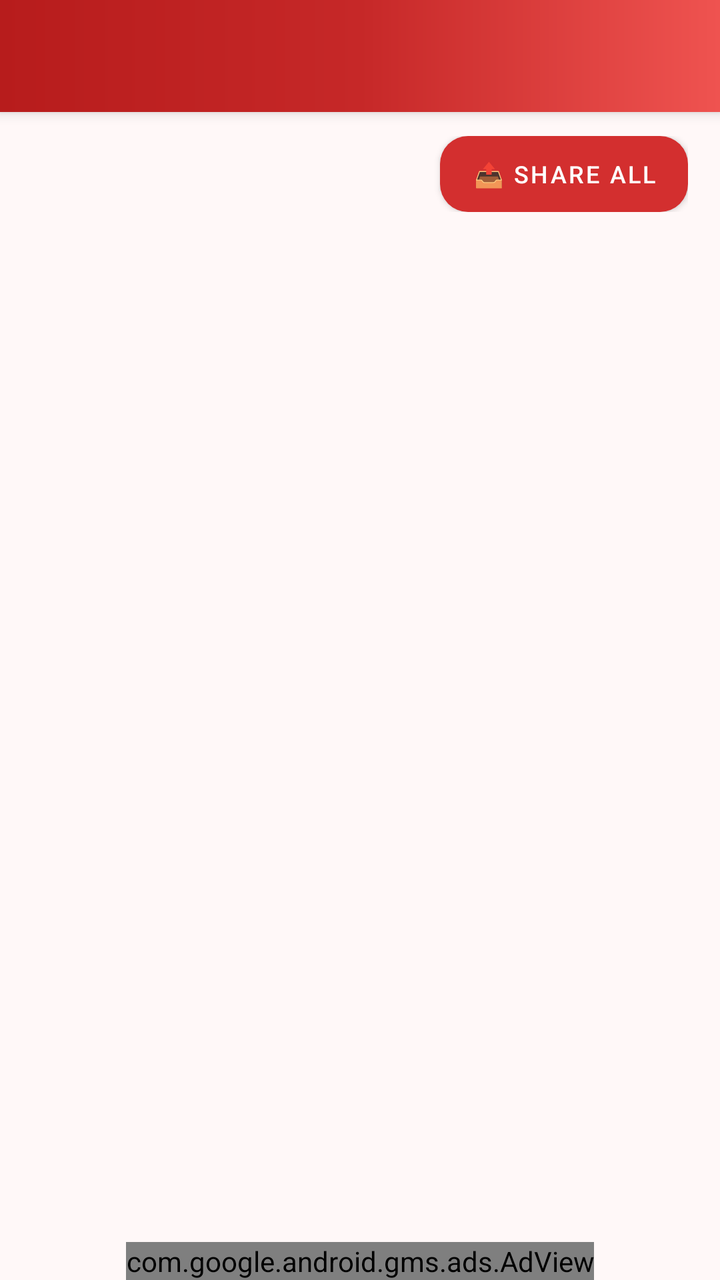
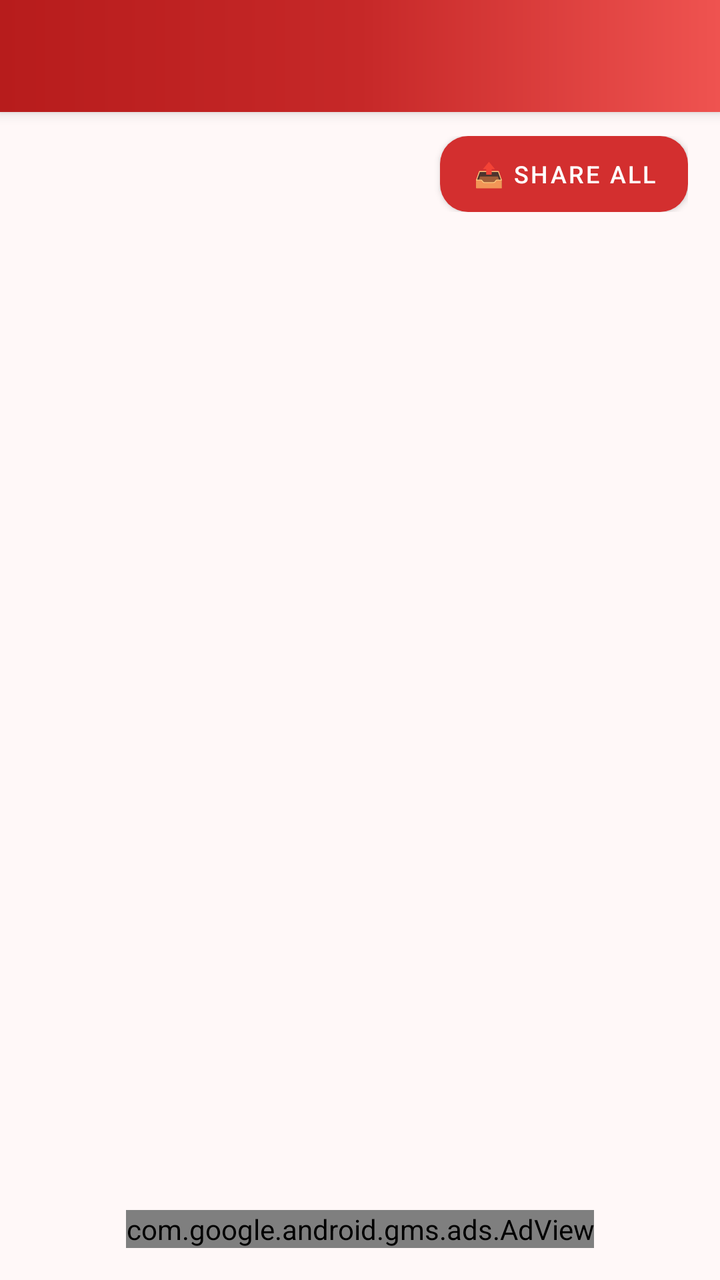

Two renders of the same Android screen: before a commit and after it. Below are the layout's source before the change and the commit's diff.
<!-- AndroidManifest.xml: application theme Theme.AITubeSEO -->
<!-- res/layout/activity_shorts_result.xml -->
<?xml version="1.0" encoding="utf-8"?>
<androidx.coordinatorlayout.widget.CoordinatorLayout
    xmlns:android="http://schemas.android.com/apk/res/android"
    xmlns:app="http://schemas.android.com/apk/res-auto"
    xmlns:ads="http://schemas.android.com/apk/res-auto"
    android:layout_width="match_parent"
    android:layout_height="match_parent"
    android:background="@color/background">

    <com.google.android.material.appbar.AppBarLayout
        android:layout_width="match_parent"
        android:layout_height="wrap_content"
        android:theme="@style/ThemeOverlay.MaterialComponents.Dark.ActionBar">
        <androidx.appcompat.widget.Toolbar
            android:id="@+id/toolbar"
            android:layout_width="match_parent"
            android:layout_height="?attr/actionBarSize"
            android:background="@drawable/shorts_toolbar_gradient"
            app:titleTextColor="#FFFFFF" />
    </com.google.android.material.appbar.AppBarLayout>

    <LinearLayout
        android:layout_width="match_parent"
        android:layout_height="match_parent"
        android:orientation="vertical"
        app:layout_behavior="@string/appbar_scrolling_view_behavior">

        
        <LinearLayout
            android:layout_width="match_parent"
            android:layout_height="wrap_content"
            android:orientation="horizontal"
            android:paddingHorizontal="16dp"
            android:paddingTop="12dp"
            android:paddingBottom="8dp"
            android:gravity="center_vertical">

            <TextView
                android:id="@+id/tvTopic"
                android:layout_width="0dp"
                android:layout_height="wrap_content"
                android:layout_weight="1"
                android:textSize="14sp"
                android:textColor="@color/primary_dark"
                android:textStyle="italic" />

            <com.google.android.material.button.MaterialButton
                android:id="@+id/btnShareAll"
                android:layout_width="wrap_content"
                android:layout_height="38dp"
                android:text="📤 Share All"
                android:textSize="12sp"
                android:textColor="#FFFFFF"
                android:background="@drawable/btn_red_gradient"
                app:cornerRadius="10dp"
                android:backgroundTint="@null" />
        </LinearLayout>

        <androidx.recyclerview.widget.RecyclerView
            android:id="@+id/recyclerTitles"
            android:layout_width="match_parent"
            android:layout_height="0dp"
            android:layout_weight="1"
            android:paddingHorizontal="16dp"
            android:paddingBottom="70dp"
            android:clipToPadding="false" />

    </LinearLayout>

    <com.google.android.gms.ads.AdView
        android:id="@+id/bannerAdView"
        android:layout_width="wrap_content"
        android:layout_height="wrap_content"
        android:layout_gravity="bottom|center_horizontal"
        ads:adSize="BANNER"
        ads:adUnitId="ca-app-pub-3940256099942544/6300978111" />

</androidx.coordinatorlayout.widget.CoordinatorLayout>
<!-- resources referenced by this layout -->
<resources>
  <color name="background">#FFF8F8</color>
  <color name="primary_dark">#B71C1C</color>
  <!-- drawable btn_red_gradient (drawable) -->
  <?xml version="1.0" encoding="utf-8"?>
  <selector xmlns:android="http://schemas.android.com/apk/res/android">
      <item android:state_pressed="true">
          <shape android:shape="rectangle">
              <gradient android:startColor="#B71C1C" android:endColor="#C62828" android:angle="135" />
              <corners android:radius="14dp" />
          </shape>
      </item>
      <item>
          <shape android:shape="rectangle">
              <gradient android:startColor="#C62828" android:endColor="#EF5350" android:angle="135" />
              <corners android:radius="14dp" />
          </shape>
      </item>
  </selector>
  <!-- drawable shorts_toolbar_gradient (drawable) -->
  <?xml version="1.0" encoding="utf-8"?>
  <shape xmlns:android="http://schemas.android.com/apk/res/android">
      <gradient
          android:startColor="#B71C1C"
          android:centerColor="#C62828"
          android:endColor="#EF5350"
          android:angle="0"
          android:type="linear" />
  </shape>
  <style name="Theme.AITubeSEO" parent="Theme.MaterialComponents.DayNight.NoActionBar">
          <item name="colorPrimary">@color/primary</item>
          <item name="colorPrimaryVariant">@color/primary_dark</item>
          <item name="colorSecondary">@color/accent</item>
          <item name="colorSecondaryVariant">@color/accent_dark</item>
          <item name="colorSurface">@color/surface</item>
          <item name="android:colorBackground">@color/background</item>
          <item name="colorError">@color/error</item>
          <item name="colorOnPrimary">@color/white</item>
          <item name="colorOnSecondary">@color/white</item>
          <item name="colorOnSurface">@color/text_primary</item>
          <item name="colorOnBackground">@color/text_primary</item>
          <item name="android:statusBarColor">@color/primary_dark</item>
          <item name="android:navigationBarColor">@color/primary_dark</item>
      </style>
  <color name="primary">#D32F2F</color>
  <color name="accent">#FF1744</color>
  <color name="accent_dark">#D50000</color>
  <color name="surface">#FFFFFF</color>
  <color name="error">#B71C1C</color>
  <color name="white">#FFFFFF</color>
  <color name="text_primary">#1A1A1A</color>
</resources>

<!-- the commit's change to res/layout/activity_shorts_result.xml (unified diff, before → after) -->
@@ -62,7 +62,7 @@
             android:layout_height="0dp"
             android:layout_weight="1"
             android:paddingHorizontal="16dp"
-            android:paddingBottom="70dp"
+            android:paddingBottom="120dp"
             android:clipToPadding="false" />
 
     </LinearLayout>
@@ -72,6 +72,7 @@
         android:layout_width="wrap_content"
         android:layout_height="wrap_content"
         android:layout_gravity="bottom|center_horizontal"
+        android:layout_marginBottom="16dp"
         ads:adSize="BANNER"
         ads:adUnitId="ca-app-pub-3940256099942544/6300978111" />
 
